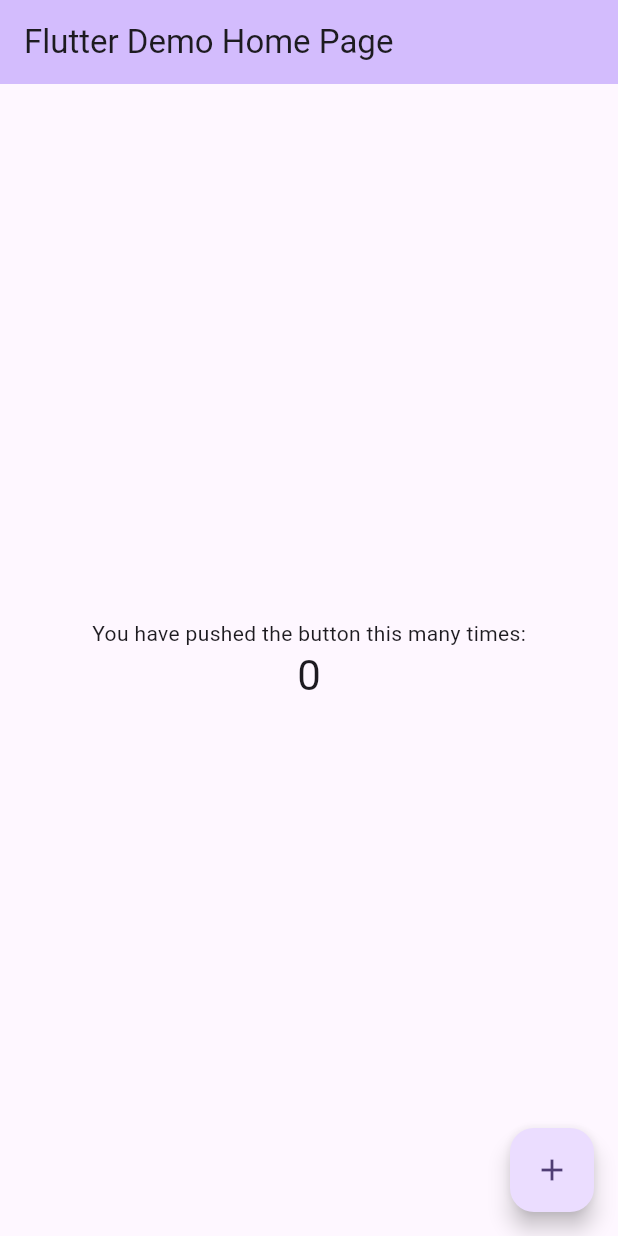
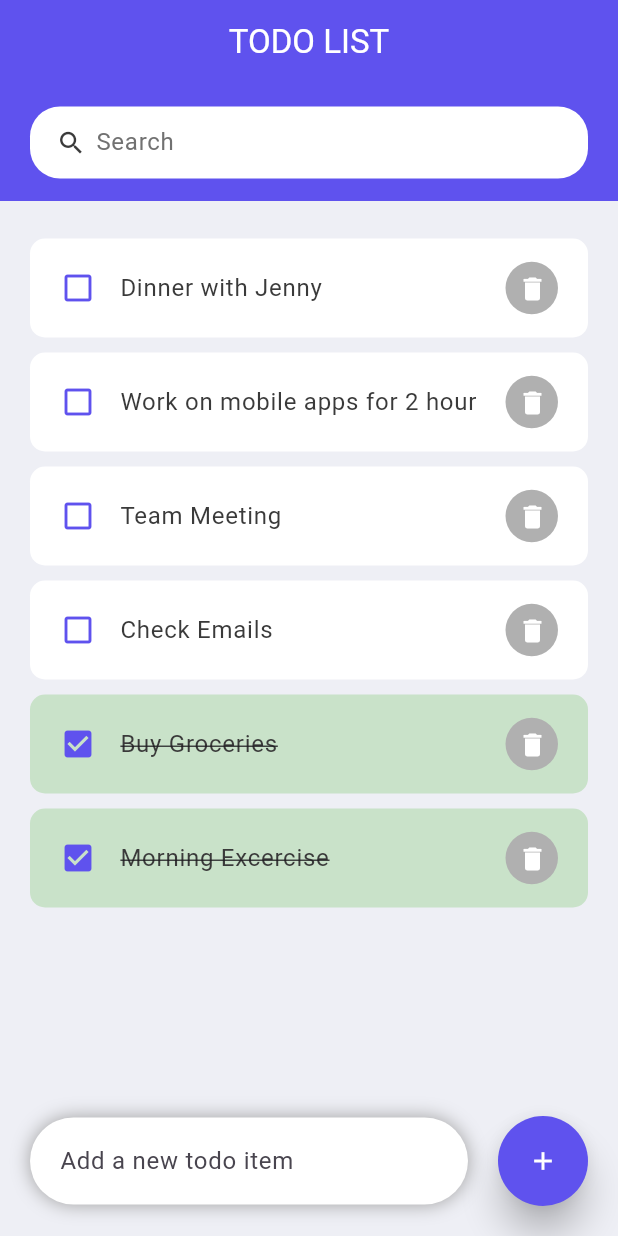
Before and after one commit to milenafs/todo-list-app, a Flutter app: the screen it shows after launch, on a phone screen of 412 x 824 dp. Run offline on Flutter 3.47's test engine with Material 3 defaults, Android fonts, the light colour scheme and no system bars; Roboto replaces fonts that are missing (ThickerFont).

Commit message:
Add useble first version

```diff
--- /dev/null
+++ b/lib/constants/colors.dart
@@ -0,0 +1,11 @@
+import 'package:flutter/material.dart';
+
+const Color tdRed = Color(0xFFDA4040);
+const Color tdBlue = Color(0xFF5F52EE);
+
+const Color tdBlack = Color(0xFF3A3A3A);
+const Color tdGrey = Color(0xFF717171);
+
+const Color tdBGColor = Color(0xFFEEEFF5);
+
+const Color tdGreen = Color.fromRGBO(205, 234, 192, 0);
--- a/lib/main.dart
+++ b/lib/main.dart
@@ -1,4 +1,6 @@
 import 'package:flutter/material.dart';
+import 'package:flutter/services.dart';
+import 'package:todo_list/screens/home.dart';
 
 void main() {
   runApp(const MyApp());
@@ -10,116 +12,11 @@
   // This widget is the root of your application.
   @override
   Widget build(BuildContext context) {
+    SystemChrome.setSystemUIOverlayStyle(SystemUiOverlayStyle(statusBarColor: Colors.transparent));
     return MaterialApp(
-      title: 'Flutter Demo',
-      theme: ThemeData(
-        // This is the theme of your application.
-        //
-        // TRY THIS: Try running your application with "flutter run". You'll see
-        // the application has a purple toolbar. Then, without quitting the app,
-        // try changing the seedColor in the colorScheme below to Colors.green
-        // and then invoke "hot reload" (save your changes or press the "hot
-        // reload" button in a Flutter-supported IDE, or press "r" if you used
-        // the command line to start the app).
-        //
-        // Notice that the counter didn't reset back to zero; the application
-        // state is not lost during the reload. To reset the state, use hot
-        // restart instead.
-        //
-        // This works for code too, not just values: Most code changes can be
-        // tested with just a hot reload.
-        colorScheme: ColorScheme.fromSeed(seedColor: Colors.deepPurple),
-        useMaterial3: true,
-      ),
-      home: const MyHomePage(title: 'Flutter Demo Home Page'),
+      debugShowCheckedModeBanner: false,
+      title: 'To-do App',
+      home: Home(),
     );
   }
 }
-
-class MyHomePage extends StatefulWidget {
-  const MyHomePage({super.key, required this.title});
-
-  // This widget is the home page of your application. It is stateful, meaning
-  // that it has a State object (defined below) that contains fields that affect
-  // how it looks.
-
-  // This class is the configuration for the state. It holds the values (in this
-  // case the title) provided by the parent (in this case the App widget) and
-  // used by the build method of the State. Fields in a Widget subclass are
-  // always marked "final".
-
-  final String title;
-
-  @override
-  State<MyHomePage> createState() => _MyHomePageState();
-}
-
-class _MyHomePageState extends State<MyHomePage> {
-  int _counter = 0;
-
-  void _incrementCounter() {
-    setState(() {
-      // This call to setState tells the Flutter framework that something has
-      // changed in this State, which causes it to rerun the build method below
-      // so that the display can reflect the updated values. If we changed
-      // _counter without calling setState(), then the build method would not be
-      // called again, and so nothing would appear to happen.
-      _counter++;
-    });
-  }
-
-  @override
-  Widget build(BuildContext context) {
-    // This method is rerun every time setState is called, for instance as done
-    // by the _incrementCounter method above.
-    //
-    // The Flutter framework has been optimized to make rerunning build methods
-    // fast, so that you can just rebuild anything that needs updating rather
-    // than having to individually change instances of widgets.
-    return Scaffold(
-      appBar: AppBar(
-        // TRY THIS: Try changing the color here to a specific color (to
-        // Colors.amber, perhaps?) and trigger a hot reload to see the AppBar
-        // change color while the other colors stay the same.
-        backgroundColor: Theme.of(context).colorScheme.inversePrimary,
-        // Here we take the value from the MyHomePage object that was created by
-        // the App.build method, and use it to set our appbar title.
-        title: Text(widget.title),
-      ),
-      body: Center(
-        // Center is a layout widget. It takes a single child and positions it
-        // in the middle of the parent.
-        child: Column(
-          // Column is also a layout widget. It takes a list of children and
-          // arranges them vertically. By default, it sizes itself to fit its
-          // children horizontally, and tries to be as tall as its parent.
-          //
-          // Column has various properties to control how it sizes itself and
-          // how it positions its children. Here we use mainAxisAlignment to
-          // center the children vertically; the main axis here is the vertical
-          // axis because Columns are vertical (the cross axis would be
-          // horizontal).
-          //
-          // TRY THIS: Invoke "debug painting" (choose the "Toggle Debug Paint"
-          // action in the IDE, or press "p" in the console), to see the
-          // wireframe for each widget.
-          mainAxisAlignment: MainAxisAlignment.center,
-          children: <Widget>[
-            const Text(
-              'You have pushed the button this many times:',
-            ),
-            Text(
-              '$_counter',
-              style: Theme.of(context).textTheme.headlineMedium,
-            ),
-          ],
-        ),
-      ),
-      floatingActionButton: FloatingActionButton(
-        onPressed: _incrementCounter,
-        tooltip: 'Increment',
-        child: const Icon(Icons.add),
-      ), // This trailing comma makes auto-formatting nicer for build methods.
-    );
-  }
-}
--- /dev/null
+++ b/lib/model/todo.dart
@@ -0,0 +1,22 @@
+class ToDo {
+  String? id;
+  String? todoText;
+  bool isDone;
+
+  ToDo({
+    required this.id,
+    required this.todoText,
+    this.isDone = false,
+  });
+
+  static List<ToDo> todoList() {
+    return [
+      ToDo(id: '01', todoText: 'Morning Excercise', isDone: true ),
+      ToDo(id: '02', todoText: 'Buy Groceries', isDone: true ),
+      ToDo(id: '03', todoText: 'Check Emails', ),
+      ToDo(id: '04', todoText: 'Team Meeting', ),
+      ToDo(id: '05', todoText: 'Work on mobile apps for 2 hour', ),
+      ToDo(id: '06', todoText: 'Dinner with Jenny', ),
+    ];
+  }
+}
--- /dev/null
+++ b/lib/screens/home.dart
@@ -0,0 +1,216 @@
+import 'package:flutter/material.dart';
+
+import '../model/todo.dart';
+import '../constants/colors.dart';
+import '../widgets/todo_item.dart';
+
+class Home extends StatefulWidget {
+  Home({Key? key}) : super(key: key);
+
+  @override
+  State<Home> createState() => _HomeState();
+}
+
+class _HomeState extends State<Home> {
+  final todosList = ToDo.todoList();
+  List<ToDo> _foundToDo = [];
+  final _todoController = TextEditingController();
+
+  @override
+  void initState() {
+    _foundToDo = todosList;
+    super.initState();
+  }
+
+  @override
+  Widget build(BuildContext context) {
+    return Scaffold(
+      backgroundColor: tdBGColor,
+      appBar: _buildAppBar(),
+      body: Stack(
+        children: [
+          Container(
+            // backgroundColor: tdBlue,
+            child: Column(
+              children: [
+                Container(
+                  color: tdBlue,
+                  padding: EdgeInsets.symmetric(
+                    horizontal: 20,
+                    vertical: 15,
+                  ),
+                  margin: EdgeInsets.only(bottom: 10),
+                  child: searchBox(),
+                ),
+                Expanded(
+                  child: ListView(
+                    padding: EdgeInsets.symmetric(
+                      horizontal: 20,
+                      vertical: 15,
+                    ),
+                    children: [
+                      for (ToDo todoo in _foundToDo.reversed)
+                        ToDoItem(
+                          todo: todoo,
+                          onToDoChanged: _handleToDoChange,
+                          onDeleteItem: _deleteToDoItem,
+                        ),
+                    ],
+                  ),
+                )
+              ],
+            ),
+          ),
+          Align(
+            alignment: Alignment.bottomCenter,
+            child: Row(children: [
+              Expanded(
+                child: Container(
+                  margin: EdgeInsets.only(
+                    bottom: 20,
+                    right: 20,
+                    left: 20,
+                  ),
+                  padding: EdgeInsets.symmetric(
+                    horizontal: 20,
+                    vertical: 5,
+                  ),
+                  decoration: BoxDecoration(
+                    color: Colors.white,
+                    boxShadow: const [
+                      BoxShadow(
+                        color: Colors.grey,
+                        offset: Offset(0.0, 0.0),
+                        blurRadius: 10.0,
+                        spreadRadius: 0.0,
+                      ),
+                    ],
+                    borderRadius: BorderRadius.circular(30),
+                  ),
+                  child: TextField(
+                    controller: _todoController,
+                    decoration: InputDecoration(
+                        hintText: 'Add a new todo item',
+                        border: InputBorder.none),
+                  ),
+                ),
+              ),
+              Container(
+                margin: EdgeInsets.only(
+                  bottom: 20,
+                  right: 20,
+                ),
+                child: ElevatedButton(
+                  style: ElevatedButton.styleFrom(
+                    padding: EdgeInsets.all(0),
+                    backgroundColor: tdBlue,
+                    minimumSize: Size(60, 60),
+                    maximumSize: Size(60, 60),
+                    elevation: 10,
+                  ),
+                  child: IconButton(
+                    color: Colors.white,
+                    iconSize: 20,
+                    icon: Icon(Icons.add),
+                    onPressed: () {
+                      _addToDoItem(_todoController.text);
+                    },
+                  ),
+                  onPressed: () {},
+                ),
+              ),
+            ]),
+          ),
+        ],
+      ),
+    );
+  }
+
+  void _handleToDoChange(ToDo todo) {
+    setState(() {
+      todo.isDone = !todo.isDone;
+      if (todo.isDone) {
+        // TODO: Throw confetti
+      }
+    });
+  }
+
+  void _deleteToDoItem(String id) {
+    setState(() {
+      todosList.removeWhere((item) => item.id == id);
+    });
+  }
+
+  void _addToDoItem(String toDo) {
+    setState(() {
+      todosList.add(ToDo(
+        id: DateTime.now().millisecondsSinceEpoch.toString(),
+        todoText: toDo,
+      ));
+    });
+    _todoController.clear();
+  }
+
+  void _runFilter(String enteredKeyword) {
+    List<ToDo> results = [];
+    if (enteredKeyword.isEmpty) {
+      results = todosList;
+    } else {
+      results = todosList
+          .where((item) => item.todoText!
+              .toLowerCase()
+              .contains(enteredKeyword.toLowerCase()))
+          .toList();
+    }
+
+    setState(() {
+      _foundToDo = results;
+    });
+  }
+
+  Widget searchBox() {
+    return Container(
+      padding: EdgeInsets.symmetric(horizontal: 15),
+      decoration: BoxDecoration(
+        color: Colors.white,
+        borderRadius: BorderRadius.circular(20),
+      ),
+      child: TextField(
+        onChanged: (value) => _runFilter(value),
+        decoration: InputDecoration(
+          contentPadding: EdgeInsets.all(0),
+          prefixIcon: Icon(
+            Icons.search,
+            color: tdBlack,
+            size: 20,
+          ),
+          prefixIconConstraints: BoxConstraints(
+            maxHeight: 20,
+            minWidth: 25,
+          ),
+          border: InputBorder.none,
+          hintText: 'Search',
+          hintStyle: TextStyle(color: tdGrey),
+        ),
+      ),
+    );
+  }
+
+  AppBar _buildAppBar() {
+    return AppBar(
+      backgroundColor: tdBlue,
+      elevation: 0,
+      title: Row(mainAxisAlignment: MainAxisAlignment.center, children: [
+        Container(
+          child: Text(
+            'TODO LIST',
+            style: TextStyle(
+              fontFamily: 'ThickerFont',
+              color: Colors.white,
+            ),
+          ),
+        ),
+      ]),
+    );
+  }
+}
--- /dev/null
+++ b/lib/widgets/todo_item.dart
@@ -0,0 +1,66 @@
+import 'package:flutter/material.dart';
+
+import '../model/todo.dart';
+import '../constants/colors.dart';
+
+class ToDoItem extends StatelessWidget {
+  final ToDo todo;
+  final onToDoChanged;
+  final onDeleteItem;
+
+  const ToDoItem({
+    Key? key,
+    required this.todo,
+    required this.onToDoChanged,
+    required this.onDeleteItem,
+  }) : super(key: key);
+
+  @override
+  Widget build(BuildContext context) {
+    return Container(
+      margin: EdgeInsets.only(bottom: 10),
+      child: ListTile(
+        onTap: () {
+          // print('Clicked on Todo Item.');
+          onToDoChanged(todo);
+        },
+        shape: RoundedRectangleBorder(
+          borderRadius: BorderRadius.circular(10),
+        ),
+        contentPadding: EdgeInsets.symmetric(horizontal: 20, vertical: 5),
+        tileColor: todo.isDone ? const Color.fromARGB(255, 201, 226, 201) : Colors.white,
+        leading: Icon(
+          todo.isDone ? Icons.check_box : Icons.check_box_outline_blank,
+          color: const Color.fromRGBO(95, 82, 238, 1),
+        ),
+        title: Text(
+          todo.todoText!,
+          style: TextStyle(
+            fontSize: 16,
+            color: tdBlack,
+            decoration: todo.isDone ? TextDecoration.lineThrough : null,
+          ),
+        ),
+        trailing: Container(
+          padding: EdgeInsets.all(0),
+          // margin: EdgeInsets.symmetric(vertical: 12),
+          height: 35,
+          width: 35,
+          decoration: BoxDecoration(
+            color: const Color.fromARGB(255, 176, 176, 176),
+            borderRadius: BorderRadius.circular(20),
+          ),
+          child: IconButton(
+            color: Colors.white,
+            iconSize: 20,
+            icon: Icon(Icons.delete),
+            onPressed: () {
+              // print('Clicked on delete icon');
+              onDeleteItem(todo.id);
+            },
+          ),
+        ),
+      ),
+    );
+  }
+}
--- a/pubspec.yaml
+++ b/pubspec.yaml
@@ -59,8 +59,8 @@ flutter:
   uses-material-design: true
 
   # To add assets to your application, add an assets section, like this:
-  # assets:
-  #   - images/a_dot_burr.jpeg
+  assets:
+    - assets/images/logo.svg
   #   - images/a_dot_ham.jpeg
 
   # An image asset can refer to one or more resolution-specific "variants", see
```
Also changed, not shown: assets/images/logo.svg (added), 1 other file.
